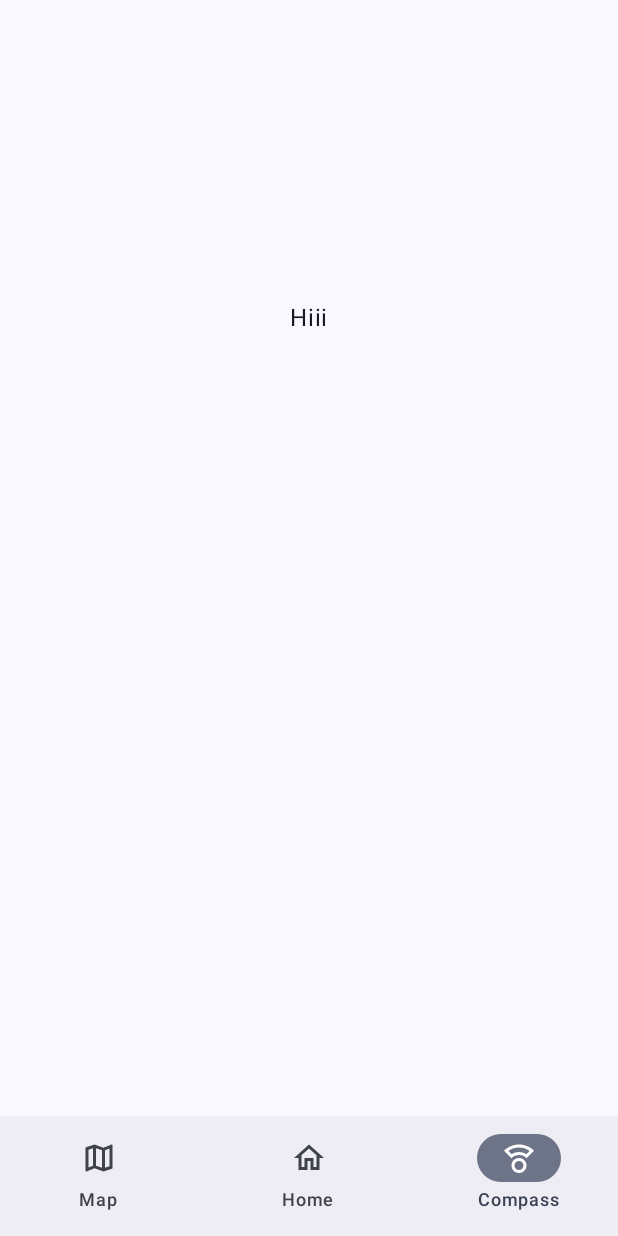
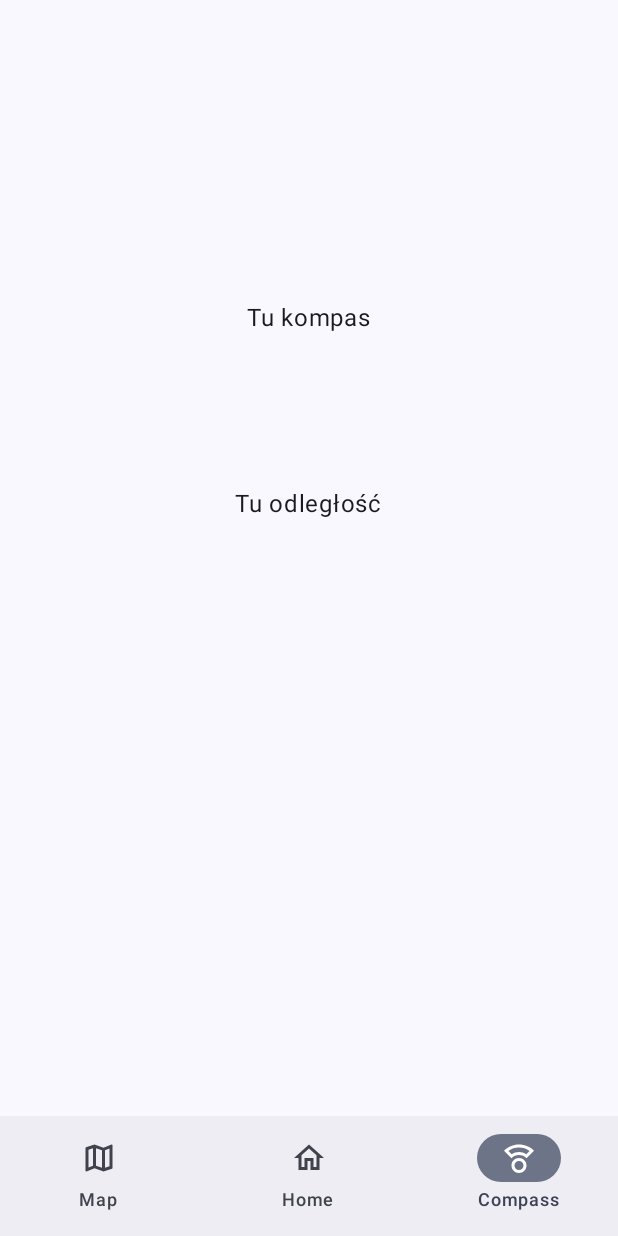
Before and after one commit to dysnomya/Pizzoompas, an Android app built with Jetpack Compose: the screen it shows after launch (MainActivity), item 3 of the bottom bar chosen, on a phone screen of 412 x 824 dp. Run offline under Robolectric (Android 15) with nearby library versions, the phone set to English and light mode, and no system bars; our stand-ins replace Timber, navigation suite; 1 statement that could not run was skipped.

Commit message:
Change home screen and add data class for model

```diff
--- a/app/build.gradle.kts
+++ b/app/build.gradle.kts
@@ -3,6 +3,7 @@ plugins {
     alias(libs.plugins.kotlin.android)
     alias(libs.plugins.kotlin.compose)
     alias(libs.plugins.google.android.libraries.mapsplatform.secrets.gradle.plugin)
+    id("kotlin-parcelize")
 }
 
 android {
--- a/app/src/main/java/com/example/pizzoompas/MainActivity.kt
+++ b/app/src/main/java/com/example/pizzoompas/MainActivity.kt
@@ -5,65 +5,35 @@ import androidx.activity.ComponentActivity
 import androidx.activity.compose.setContent
 import androidx.activity.enableEdgeToEdge
 import androidx.annotation.StringRes
-import androidx.compose.animation.core.Animatable
-import androidx.compose.animation.core.EaseInBack
-import androidx.compose.animation.core.EaseInBounce
-import androidx.compose.animation.core.EaseOutExpo
-import androidx.compose.animation.core.FastOutSlowInEasing
-import androidx.compose.animation.core.LinearEasing
-import androidx.compose.animation.core.animateFloatAsState
-import androidx.compose.animation.core.tween
-import androidx.compose.foundation.Image
-import androidx.compose.foundation.background
-import androidx.compose.foundation.layout.Arrangement
-import androidx.compose.foundation.layout.Column
-import androidx.compose.foundation.layout.Spacer
-import androidx.compose.foundation.layout.fillMaxSize
-import androidx.compose.foundation.layout.height
-import androidx.compose.foundation.layout.size
 import androidx.compose.material.icons.Icons
 import androidx.compose.material.icons.outlined.CompassCalibration
-import androidx.compose.material.icons.outlined.Fastfood
 import androidx.compose.material.icons.outlined.Home
 import androidx.compose.material.icons.outlined.Map
-import androidx.compose.material3.Button
 import androidx.compose.material3.ExperimentalMaterial3Api
 import androidx.compose.material3.Icon
-import androidx.compose.material3.MaterialTheme
 import androidx.compose.material3.Text
 import androidx.compose.material3.adaptive.navigationsuite.NavigationSuiteScaffold
-import androidx.compose.runtime.Composable
 import androidx.compose.runtime.LaunchedEffect
 import androidx.compose.runtime.getValue
-import androidx.compose.runtime.mutableFloatStateOf
 import androidx.compose.runtime.mutableStateOf
-import androidx.compose.runtime.remember
 import androidx.compose.runtime.saveable.rememberSaveable
 import androidx.compose.runtime.setValue
-import androidx.compose.ui.Alignment
-import androidx.compose.ui.Modifier
-import androidx.compose.ui.draw.rotate
-import androidx.compose.ui.graphics.graphicsLayer
 import androidx.compose.ui.graphics.vector.ImageVector
-import androidx.compose.ui.platform.LocalContext
-import androidx.compose.ui.res.painterResource
 import androidx.compose.ui.res.stringResource
-import androidx.compose.ui.unit.dp
-import androidx.core.splashscreen.SplashScreen
 import androidx.core.splashscreen.SplashScreen.Companion.installSplashScreen
 import androidx.navigation.compose.NavHost
 import androidx.navigation.compose.composable
 import androidx.navigation.compose.currentBackStackEntryAsState
 import androidx.navigation.compose.rememberNavController
-import com.example.pizzoompas.map.MapScreen
+import com.example.pizzoompas.screens.MapScreen
 import com.example.pizzoompas.ui.theme.PizzoompasTheme
 import com.example.pizzoompas.utils.ManifestUtils
-import com.example.pizzoompas.utils.findClosestPizzeria
 import com.example.pizzoompas.viewmodel.MapViewModel
-import com.google.android.gms.location.LocationServices
 import com.google.android.libraries.places.api.Places
 import kotlinx.coroutines.delay
-import com.example.pizzoompas.components.SplashScreen
+import com.example.pizzoompas.screens.SplashScreen
+import com.example.pizzoompas.screens.CompassScreen
+import com.example.pizzoompas.screens.HomeScreen
 
 
 class MainActivity : ComponentActivity() {
@@ -141,41 +111,6 @@ class MainActivity : ComponentActivity() {
 }
 
 
-// Te dwa widoki sie potem przeniesie do osobnych plików czy coś
-
-@Composable
-fun HomeScreen(mapViewModel: MapViewModel) {
-    val context = LocalContext.current
-    val userLocation by mapViewModel.userLocation
-    val fusedLocationClient = remember { LocationServices.getFusedLocationProviderClient(context) }
-    mapViewModel.fetchUserLocation(context, fusedLocationClient)
-    Column(
-        modifier = Modifier
-            .fillMaxSize(),
-        horizontalAlignment = Alignment.CenterHorizontally
-    ) {
-        Spacer(modifier = Modifier.height(200.dp))
-        Button(
-            onClick = {
-                findClosestPizzeria(userLocation!!.latitude, userLocation!!.longitude, context, mapViewModel)
-            }
-        ) {
-            Text("Find nearest pizzeria!")
-        }
-    }
-}
-
-@Composable
-fun CompassScreen(mapViewModel: MapViewModel) {
-    Column(
-        modifier = Modifier
-            .fillMaxSize(),
-        horizontalAlignment = Alignment.CenterHorizontally
-    ) {
-        Spacer(modifier = Modifier.height(200.dp))
-        Text("Hiii")
-    }
-}
 
 enum class AppDestinations(
     @StringRes val label: Int,
--- /dev/null
+++ b/app/src/main/java/com/example/pizzoompas/screens/CompassScreen.kt
@@ -0,0 +1,26 @@
+package com.example.pizzoompas.screens
+
+import androidx.compose.foundation.layout.Column
+import androidx.compose.foundation.layout.Spacer
+import androidx.compose.foundation.layout.fillMaxSize
+import androidx.compose.foundation.layout.height
+import androidx.compose.material3.Text
+import androidx.compose.runtime.Composable
+import androidx.compose.ui.Alignment
+import androidx.compose.ui.Modifier
+import androidx.compose.ui.unit.dp
+import com.example.pizzoompas.viewmodel.MapViewModel
+
+@Composable
+fun CompassScreen(mapViewModel: MapViewModel) {
+    Column(
+        modifier = Modifier
+            .fillMaxSize(),
+        horizontalAlignment = Alignment.CenterHorizontally
+    ) {
+        Spacer(modifier = Modifier.height(200.dp))
+        Text("Tu kompas")
+        Spacer(modifier = Modifier.height(100.dp))
+        Text("Tu odległość")
+    }
+}
--- /dev/null
+++ b/app/src/main/java/com/example/pizzoompas/screens/HomeScreen.kt
@@ -0,0 +1,87 @@
+package com.example.pizzoompas.screens
+
+import androidx.compose.foundation.background
+import androidx.compose.foundation.layout.Arrangement
+import androidx.compose.foundation.layout.Box
+import androidx.compose.foundation.layout.Column
+import androidx.compose.foundation.layout.Spacer
+import androidx.compose.foundation.layout.fillMaxSize
+import androidx.compose.foundation.layout.fillMaxWidth
+import androidx.compose.foundation.layout.height
+import androidx.compose.foundation.layout.padding
+import androidx.compose.foundation.layout.size
+import androidx.compose.foundation.layout.width
+import androidx.compose.material3.Button
+import androidx.compose.material3.HorizontalDivider
+import androidx.compose.material3.MaterialTheme
+import androidx.compose.material3.Text
+import androidx.compose.runtime.Composable
+import androidx.compose.runtime.getValue
+import androidx.compose.runtime.remember
+import androidx.compose.ui.Alignment
+import androidx.compose.ui.Modifier
+import androidx.compose.ui.platform.LocalContext
+import androidx.compose.ui.unit.dp
+import com.example.pizzoompas.utils.findClosestPizzeria
+import com.example.pizzoompas.viewmodel.MapViewModel
+import com.google.android.gms.location.LocationServices
+
+@Composable
+fun HomeScreen(mapViewModel: MapViewModel) {
+    val context = LocalContext.current
+    val userLocation by mapViewModel.userLocation
+    val navigating by mapViewModel.navigating
+    val fusedLocationClient = remember { LocationServices.getFusedLocationProviderClient(context) }
+    mapViewModel.fetchUserLocation(context, fusedLocationClient)
+
+    Column(
+        modifier = Modifier
+            .fillMaxSize(),
+        horizontalAlignment = Alignment.CenterHorizontally,
+        verticalArrangement = Arrangement.SpaceAround
+    ) {
+        //Spacer(modifier = Modifier.height(200.dp))
+        Column(
+            modifier = Modifier
+                .fillMaxWidth()
+                .background(MaterialTheme.colorScheme.background)
+                .padding(vertical = 80.dp),
+            horizontalAlignment = Alignment.CenterHorizontally
+        ) {
+            if (!navigating) {
+                Button(
+                    onClick = {
+                        findClosestPizzeria(userLocation!!.latitude, userLocation!!.longitude, context, mapViewModel)
+                    }
+                ) {
+                    Text("Znajdź najbliższą pizzerię", color = MaterialTheme.colorScheme.onPrimary)
+                }
+            } else {
+                Button(
+                    onClick = {
+                        mapViewModel.cancelNavigation()
+                    }
+                ) {
+                    Text("Anuluj nawigację", color = MaterialTheme.colorScheme.onPrimary)
+                }
+            }
+        }
+        HorizontalDivider()
+        Column(
+            modifier = Modifier
+                .background(MaterialTheme.colorScheme.background)
+                .fillMaxSize()
+                .padding(20.dp)
+        ) {
+            if (!navigating) {
+                Text("Tutaj pojawią się informacje o znalezionej pizzerii", color = MaterialTheme.colorScheme.onBackground)
+            } else {
+                Text("Nazwa pizzerii")
+                Text("Dane pizzerii")
+                Text("Bla bla bla")
+            }
+
+        }
+
+    }
+}
--- a/app/src/main/java/com/example/pizzoompas/map/MapScreen.kt
+++ b/app/src/main/java/com/example/pizzoompas/screens/MapScreen.kt
@@ -1,4 +1,4 @@
-package com.example.pizzoompas.map
+package com.example.pizzoompas.screens
 
 import android.content.pm.PackageManager
 import androidx.activity.compose.rememberLauncherForActivityResult
@@ -98,7 +98,7 @@ fun MapScreen(mapViewModel: MapViewModel) {
                     snippet = "This is where you are currently located." // Set the snippet for the marker
                 )
                 // Move the camera to the user's location with a zoom level of 10f
-                cameraPositionState.position = CameraPosition.fromLatLngZoom(it, 10f)
+                cameraPositionState.position = CameraPosition.fromLatLngZoom(it, 15f)
             }
 
             // If a location was selected from the search bar, place a marker there
--- a/app/src/main/java/com/example/pizzoompas/components/SplashScreen.kt
+++ b/app/src/main/java/com/example/pizzoompas/screens/SplashScreen.kt
@@ -1,4 +1,4 @@
-package com.example.pizzoompas.components
+package com.example.pizzoompas.screens
 
 import androidx.compose.animation.core.Animatable
 import androidx.compose.animation.core.LinearEasing
@@ -82,7 +82,7 @@ fun RotatingIcon() {
             .graphicsLayer(scaleX = scale.value, scaleY = scale.value)
     )
     Spacer(modifier = Modifier.height(80.dp))
-    Text("Pizzoompas!", color = Color.White,
+    Text("Pizzoompas!", color = MaterialTheme.colorScheme.onPrimary,
         modifier = Modifier
             .graphicsLayer(scaleX = scale.value, scaleY = scale.value)
     )
--- a/app/src/main/java/com/example/pizzoompas/utils/NearbySearch.kt
+++ b/app/src/main/java/com/example/pizzoompas/utils/NearbySearch.kt
@@ -54,6 +54,7 @@ fun findClosestPizzeria(lat: Double, lng: Double, context: Context, mapViewModel
                         val lng = location.getDouble("lng")
 
                         mapViewModel.setClosestPizzeriaLatLng(lat, lng)
+                        mapViewModel.startNavigation()
 
                         Timber.tag("PlacesAPI")
                             .d("Closest Pizzeria: $name at $address ($lat, $lng)")
```
Also changed, not shown: app/src/main/java/com/example/pizzoompas/model/Pizzeria.kt (added, +13 -0 lines), app/src/main/java/com/example/pizzoompas/viewmodel/MapViewModel.kt (+16 -0 lines).
